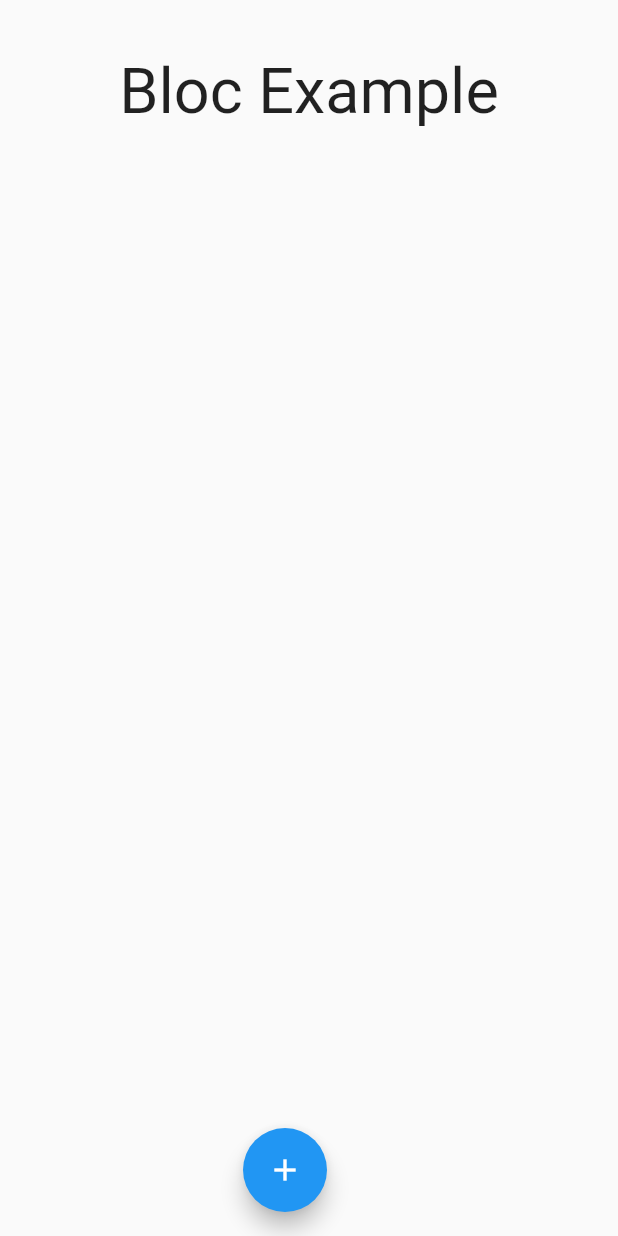
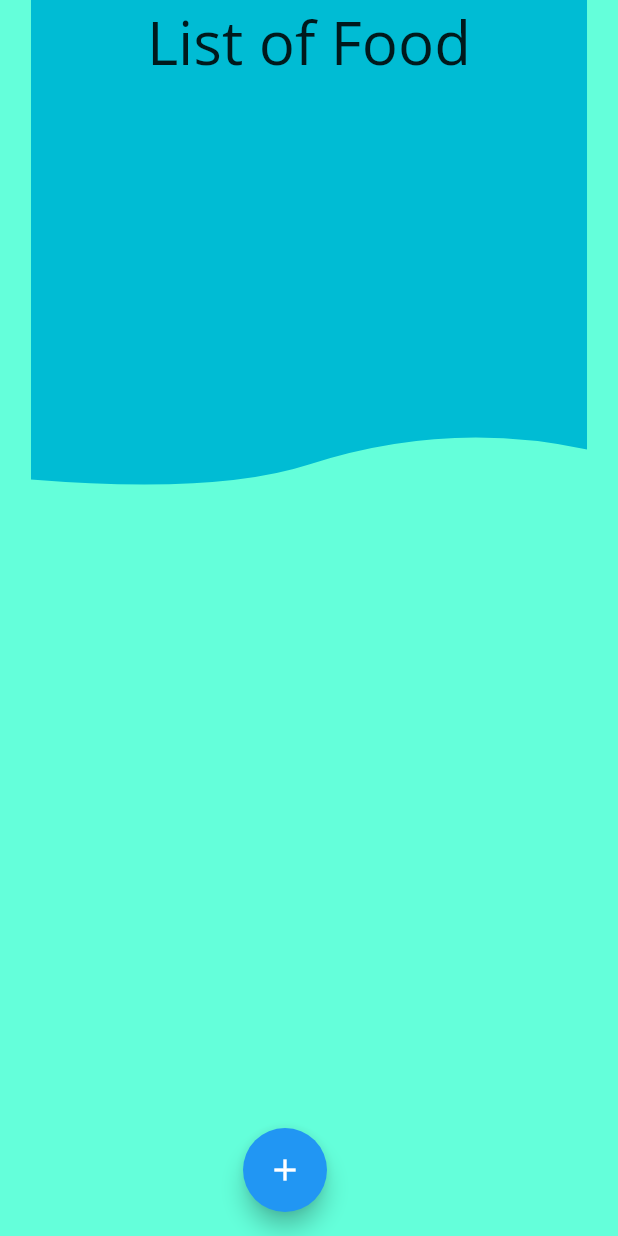
Before and after one commit to Rekrutiv/flutter_app_auth_template, a Flutter app: the FoodForm screen opened directly, on a phone screen of 412 x 824 dp. Run offline on Flutter 3.47's test engine with Material 2 defaults, Android fonts, the phone set to English and light mode, and no system bars; our stand-ins replace bloc, equatable, firebase_auth, firebase_core, flutter_bloc, flutter_custom_clippers and 3 more; accounts and stored records are empty; Roboto replaces fonts that are missing (Open Sans).

Commit message:
add state login and frontend(list)

```diff
--- a/lib/screen/food_form.dart
+++ b/lib/screen/food_form.dart
@@ -4,7 +4,7 @@ import 'package:flutter_app_auth_template/bloc/food_bloc.dart';
 import 'package:flutter_app_auth_template/bloc/food_event.dart';
 import 'package:flutter_app_auth_template/model/food.dart';
 import 'package:flutter_bloc/flutter_bloc.dart';
-
+import 'package:flutter_custom_clippers/flutter_custom_clippers.dart';
 import 'food_list.dart';
 
 
@@ -18,23 +18,41 @@ class _FoodFormState extends State<FoodForm> {
   String _foodname;
   String _foodresponse;
 
+
   @override
   Widget build(BuildContext context) {
-    return Scaffold(
-      body: SingleChildScrollView(
-        padding: EdgeInsets.all(36),
-        child: Center(
-          child: Column(
-            mainAxisAlignment: MainAxisAlignment.center,
-            children: <Widget>[
-              Text(
-                'Bloc Example',
-                style: TextStyle(fontSize: 42),
-              ),
-              FoodList(),
-            ],
+    return SafeArea(
+      child: Scaffold(
+        backgroundColor: Colors.tealAccent,
+        resizeToAvoidBottomPadding: false,
+        body: Stack(
+          alignment: Alignment.topCenter,
+          children: [
+
+            ClipPath(
+              clipper: WaveClipperOne(reverse: false),
+              child: Container(
+                height: MediaQuery.of(context).size.width * 0.8,
+                width: MediaQuery.of(context).size.width * 0.9,
+                color: Colors.cyan,
+                child: Align(
+                  alignment: Alignment.topCenter,
+                    child: Text('List of Food',
+                    style: TextStyle(
+                    fontWeight: FontWeight.w500,
+                    fontFamily: 'Open Sans',
+                    fontSize: 40))),
               ),
             ),
+
+            SingleChildScrollView(
+
+              padding: EdgeInsets.all(26),
+              child: Center(
+                child: FoodList(),
+              ),
+            ),
+          ],
         ),
         floatingActionButton: Align(
           alignment: Alignment.bottomCenter,
@@ -90,6 +108,7 @@ class _FoodFormState extends State<FoodForm> {
             child: Icon(Icons.add),
           ),
         ),
+      ),
     );
   }
 }
--- a/lib/screen/login_screen.dart
+++ b/lib/screen/login_screen.dart
@@ -7,6 +7,8 @@ import 'package:flutter_bloc/flutter_bloc.dart';
 //import 'home_screen.dart';
 
 class LoginMainView extends StatelessWidget {
+
+
   @override
   Widget build(BuildContext context) {
     return SafeArea(
--- a/pubspec.yaml
+++ b/pubspec.yaml
@@ -20,6 +20,7 @@ dependencies:
   sembast: ^2.4.4+1
   path_provider: ^1.6.10
   shared_preferences: ^0.5.12+4
+  flutter_custom_clippers: ^1.1.2
 
 
 dev_dependencies:
```
Also changed, not shown: lib/screen/food_list.dart (+22 -6 lines), pubspec.lock. Lines whose indentation alone changed are shown as unchanged.
